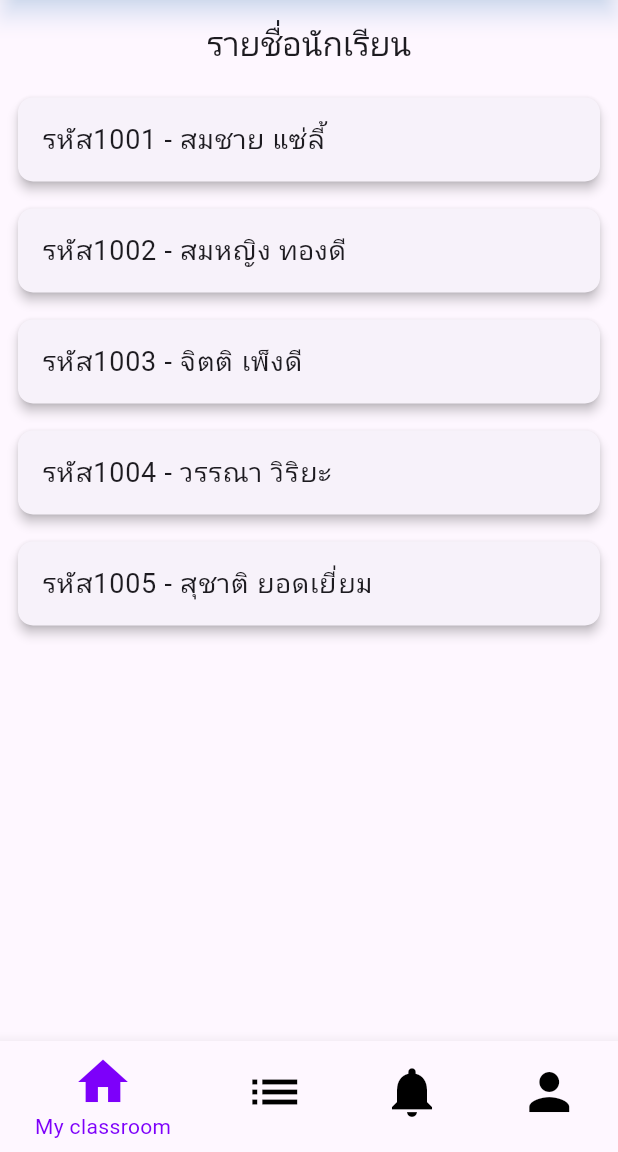
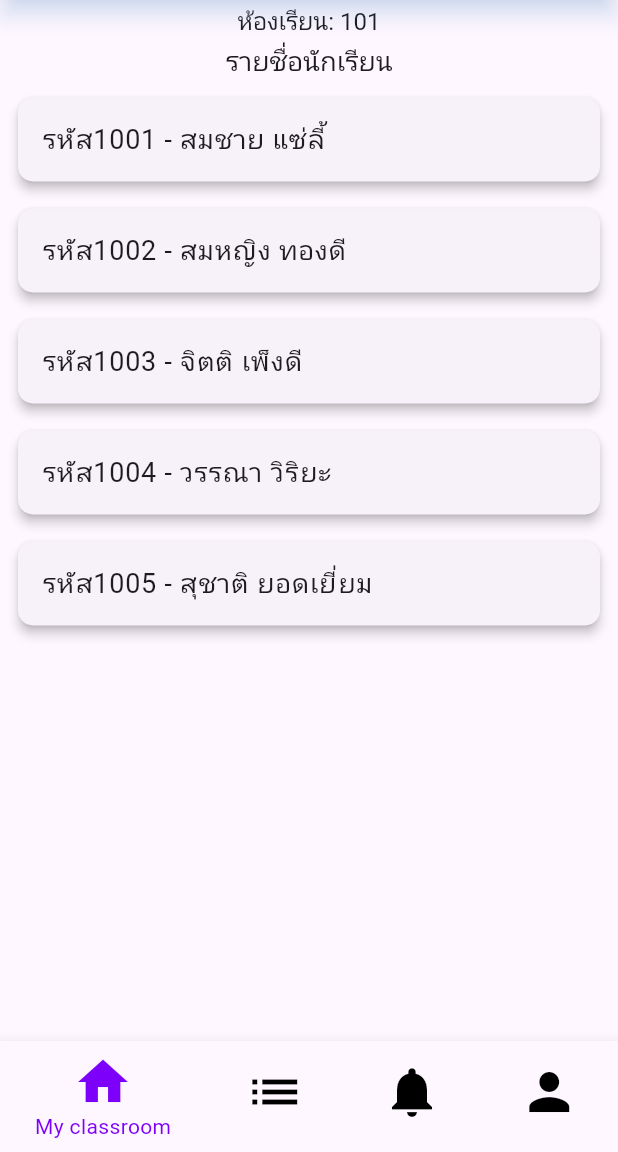
Before and after one commit to chanon14038/MobileApp_Project, a Flutter app: the screen it shows after launch, on a phone screen of 412 x 824 dp, the part 84-1236 px from its top. Run offline on Flutter 3.47's test engine with Material 3 defaults, Android fonts, the phone set to English and light mode, and no system bars.

Commit message:
add show class room on appbar

```diff
--- a/EduGuardian/frontend/app/lib/main.dart
+++ b/EduGuardian/frontend/app/lib/main.dart
@@ -1,7 +1,6 @@
 import 'package:app/main_screen.dart';
+import 'package:flutter/material.dart';
 
-import 'package:flutter/material.dart';
-import 'pages/login_page.dart';
 
 void main() {
   runApp(const MainApp());
--- a/EduGuardian/frontend/app/lib/pages/myclassroom_page/myclassroom_page.dart
+++ b/EduGuardian/frontend/app/lib/pages/myclassroom_page/myclassroom_page.dart
@@ -2,6 +2,8 @@ import 'package:app/pages/myclassroom_page/studentprofile_page.dart';
 import 'package:flutter/material.dart';
 
 class MyClassroomPage extends StatelessWidget {
+  // เลขห้องเรียน
+  final String classroomNumber = '101';
   // รายชื่อนักเรียนพร้อมรหัสประจำตัว
   final List<Map<String, String>> students = [
     {'name': 'สมชาย แซ่ลี้', 'id': '1001'},
@@ -15,7 +17,20 @@ class MyClassroomPage extends StatelessWidget {
   Widget build(BuildContext context) {
     return Scaffold(
       appBar: AppBar(
-        title: Text('รายชื่อนักเรียน'),
+        title: Column(
+          crossAxisAlignment: CrossAxisAlignment.center,
+          children: [
+            Text(
+              'ห้องเรียน: $classroomNumber', // แสดงเลขห้องเรียน
+              style: TextStyle(fontSize: 16),
+            ),
+            SizedBox(height: 4),
+            Text(
+              'รายชื่อนักเรียน', // หัวข้อหลักของ AppBar
+              style: TextStyle(fontSize: 18),
+            ),
+          ],
+        ),
         centerTitle: true,
       ),
       body: ListView.builder(
--- a/EduGuardian/frontend/app/lib/pages/profile_page.dart
+++ b/EduGuardian/frontend/app/lib/pages/profile_page.dart
@@ -15,7 +15,7 @@ class ProfilePage extends StatelessWidget {
           Expanded(
             child: Center(
               child: Padding(
-                padding: const EdgeInsets.all(20.0),
+                padding: EdgeInsets.all(20.0),
                 child: Column(
                   mainAxisSize: MainAxisSize.min,
                   children: [
```
